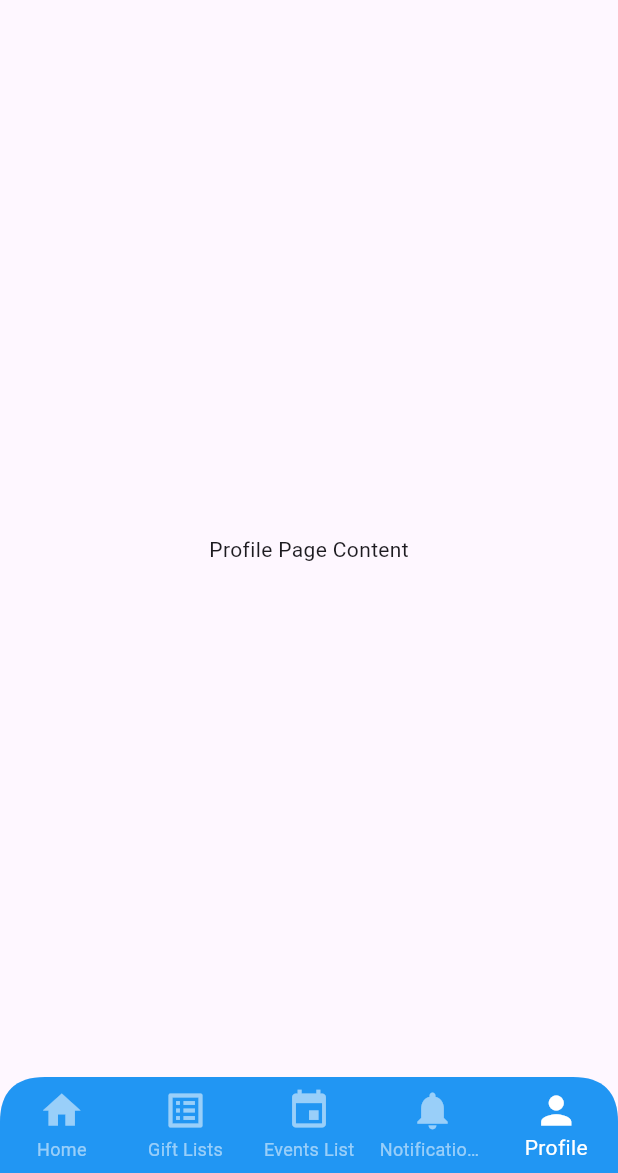
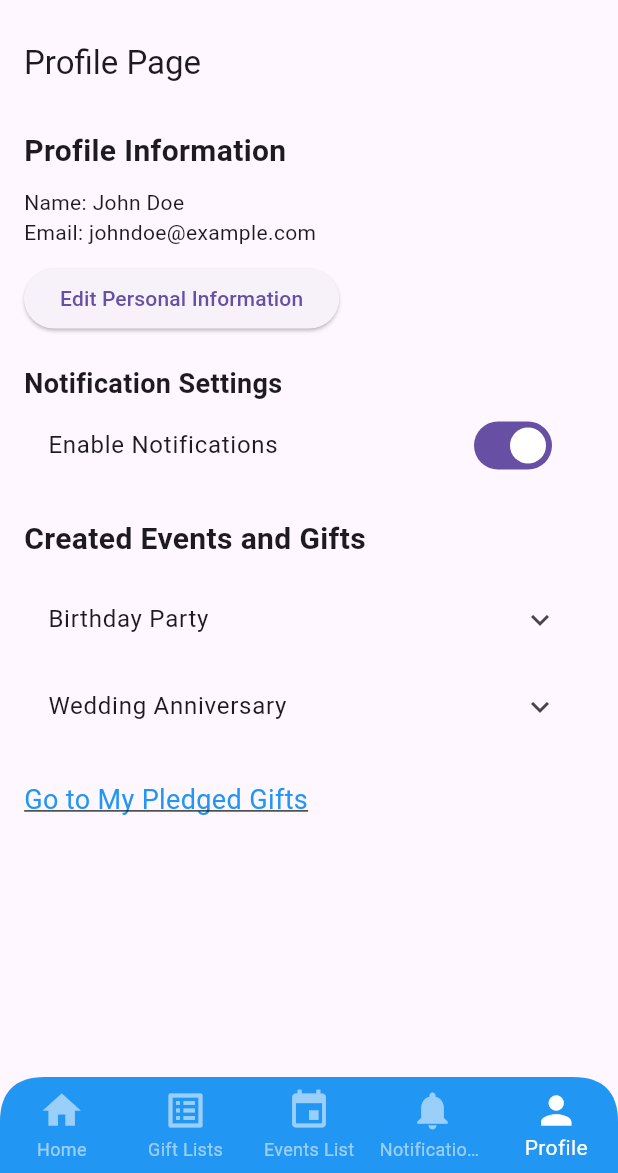
Before and after one commit to Mohamedamr3737/Hedieaty_app, a Flutter app: the screen it shows after launch, item 5 of the bottom bar chosen, on a phone screen of 412 x 824 dp, the part 63-1236 px from its top. Run offline on Flutter 3.47's test engine with Material 3 defaults, Android fonts, the light colour scheme and no system bars; our stand-ins replace image_picker; network calls fail.

Commit message:
gift model - form - list page updated. profile page added

```diff
--- a/lib/Gift_model.dart
+++ b/lib/Gift_model.dart
@@ -3,11 +3,15 @@ class Gift {
   String category;
   String status;  // "Available", "Pledged", or "Delivered"
   bool isPledged;
+  double price;
+  String? imagePath;  // Path to the image file
 
   Gift({
     required this.name,
     required this.category,
     required this.status,
+    required this.price,
     this.isPledged = false,
+    this.imagePath,
   });
 }
--- a/lib/Giftspage.dart
+++ b/lib/Giftspage.dart
@@ -1,6 +1,7 @@
 import 'package:flutter/material.dart';
 import 'GiftFormPage.dart';
 import 'gift_model.dart';  // Assuming gift model is defined in a separate file
+import 'dart:io';  // For handling image files
 
 class GiftListPage extends StatefulWidget {
   @override
@@ -8,10 +9,11 @@ class GiftListPage extends StatefulWidget {
 }
 
 class _GiftListPageState extends State<GiftListPage> {
+  // Sample list of gifts, with price and imagePath fields
   List<Gift> gifts = [
-    Gift(name: 'Watch', category: 'Accessories', status: 'Available'),
-    Gift(name: 'Smartphone', category: 'Electronics', status: 'Pledged', isPledged: true),
-    Gift(name: 'Shoes', category: 'Footwear', status: 'Available'),
+    Gift(name: 'Watch', category: 'Accessories', status: 'Available', price: 199.99),
+    Gift(name: 'Smartphone', category: 'Electronics', status: 'Pledged', isPledged: true, price: 799.99, imagePath: 'path_to_smartphone_image.jpg'),
+    Gift(name: 'Shoes', category: 'Footwear', status: 'Available', price: 59.99),
   ];
 
   String _sortBy = 'Name'; // Default sorting criteria
@@ -46,8 +48,29 @@ class _GiftListPageState extends State<GiftListPage> {
         itemCount: gifts.length,
         itemBuilder: (context, index) {
           return ListTile(
+            leading: gifts[index].imagePath != null && gifts[index].imagePath!.isNotEmpty
+                ? Container(
+              width: 50,  // Set a fixed width
+              height: 50,  // Set a fixed height
+              child: ClipRRect(
+                borderRadius: BorderRadius.circular(8.0),  // Optionally, add rounded corners
+                child: Image.file(
+                  File(gifts[index].imagePath!),  // Load the image
+                  fit: BoxFit.cover,  // Ensure the image fits within the box
+                ),
+              ),
+            )
+                : Icon(Icons.card_giftcard, size: 50),  // Default icon if no image
+
             title: Text(gifts[index].name),
-            subtitle: Text('Category: ${gifts[index].category}, Status: ${gifts[index].status}'),
+            subtitle: Column(
+              crossAxisAlignment: CrossAxisAlignment.start,
+              children: [
+                Text('Category: ${gifts[index].category}'),
+                Text('Status: ${gifts[index].status}'),
+                Text('Price: \$${gifts[index].price.toStringAsFixed(2)}'),  // Display price with 2 decimal places
+              ],
+            ),
             trailing: Row(
               mainAxisSize: MainAxisSize.min,
               children: [
--- /dev/null
+++ b/lib/ProfilePage.dart
@@ -0,0 +1,215 @@
+import 'package:flutter/material.dart';
+
+class ProfilePage extends StatefulWidget {
+  @override
+  _ProfilePageState createState() => _ProfilePageState();
+}
+
+class _ProfilePageState extends State<ProfilePage> {
+  // Dummy user information
+  String _name = "John Doe";
+  String _email = "johndoe@example.com";
+  bool _notificationsEnabled = true;
+
+  // Dummy data for created events and gifts
+  final List<Map<String, dynamic>> _createdEvents = [
+    {
+      "event": "Birthday Party",
+      "gifts": [
+        {"name": "Watch", "status": "Available"},
+        {"name": "Shoes", "status": "Pledged"}
+      ]
+    },
+    {
+      "event": "Wedding Anniversary",
+      "gifts": [
+        {"name": "Necklace", "status": "Available"},
+        {"name": "Smartphone", "status": "Delivered"}
+      ]
+    }
+  ];
+
+  @override
+  Widget build(BuildContext context) {
+    return Scaffold(
+      appBar: AppBar(
+        title: Text('Profile Page'),
+      ),
+      body: SingleChildScrollView(
+        padding: EdgeInsets.all(16.0),
+        child: Column(
+          crossAxisAlignment: CrossAxisAlignment.start,
+          children: [
+            // User Profile Section
+            Text(
+              "Profile Information",
+              style: TextStyle(fontSize: 20, fontWeight: FontWeight.bold),
+            ),
+            SizedBox(height: 10),
+            _buildUserInfoSection(),
+
+            // Notification Settings
+            SizedBox(height: 20),
+            _buildNotificationSettings(),
+
+            // User's Created Events and Gifts
+            SizedBox(height: 20),
+            Text(
+              "Created Events and Gifts",
+              style: TextStyle(fontSize: 20, fontWeight: FontWeight.bold),
+            ),
+            SizedBox(height: 10),
+            _buildCreatedEvents(),
+
+            // Link to My Pledged Gifts Page
+            SizedBox(height: 20),
+            _buildPledgedGiftsLink(),
+          ],
+        ),
+      ),
+    );
+  }
+
+  // Build the user info section
+  Widget _buildUserInfoSection() {
+    return Column(
+      crossAxisAlignment: CrossAxisAlignment.start,
+      children: [
+        Text("Name: $_name"),
+        Text("Email: $_email"),
+        SizedBox(height: 10),
+        ElevatedButton(
+          onPressed: () {
+            _updatePersonalInfo();
+          },
+          child: Text('Edit Personal Information'),
+        ),
+      ],
+    );
+  }
+
+  // Build the notification settings section
+  Widget _buildNotificationSettings() {
+    return Column(
+      crossAxisAlignment: CrossAxisAlignment.start,
+      children: [
+        Text(
+          "Notification Settings",
+          style: TextStyle(fontSize: 18, fontWeight: FontWeight.bold),
+        ),
+        SwitchListTile(
+          title: Text("Enable Notifications"),
+          value: _notificationsEnabled,
+          onChanged: (bool value) {
+            setState(() {
+              _notificationsEnabled = value;
+            });
+          },
+        ),
+      ],
+    );
+  }
+
+  // Build the list of created events and associated gifts
+  Widget _buildCreatedEvents() {
+    return Column(
+      crossAxisAlignment: CrossAxisAlignment.start,
+      children: _createdEvents.map((eventData) {
+        return ExpansionTile(
+          title: Text(eventData["event"]),
+          children: (eventData["gifts"] as List<Map<String, dynamic>>)
+              .map((gift) {
+            return ListTile(
+              title: Text(gift["name"]),
+              subtitle: Text("Status: ${gift["status"]}"),
+            );
+          }).toList(),
+        );
+      }).toList(),
+    );
+  }
+
+  // Link to the "My Pledged Gifts" page
+  Widget _buildPledgedGiftsLink() {
+    return GestureDetector(
+      onTap: () {
+        Navigator.push(
+          context,
+          MaterialPageRoute(builder: (context) => MyPledgedGiftsPage()),
+        );
+      },
+      child: Text(
+        "Go to My Pledged Gifts",
+        style: TextStyle(fontSize: 18, color: Colors.blue, decoration: TextDecoration.underline),
+      ),
+    );
+  }
+
+  // Dummy method to update personal info
+  void _updatePersonalInfo() {
+    // This could navigate to another page or show a dialog to edit user info
+    showDialog(
+      context: context,
+      builder: (BuildContext context) {
+        return AlertDialog(
+          title: Text("Edit Information"),
+          content: Column(
+            mainAxisSize: MainAxisSize.min,
+            children: [
+              TextField(
+                decoration: InputDecoration(labelText: "Name"),
+                onChanged: (value) {
+                  setState(() {
+                    _name = value;
+                  });
+                },
+              ),
+              TextField(
+                decoration: InputDecoration(labelText: "Email"),
+                onChanged: (value) {
+                  setState(() {
+                    _email = value;
+                  });
+                },
+              ),
+            ],
+          ),
+          actions: [
+            ElevatedButton(
+              onPressed: () {
+                Navigator.of(context).pop();
+              },
+              child: Text("Save"),
+            ),
+          ],
+        );
+      },
+    );
+  }
+}
+
+// Dummy "My Pledged Gifts" Page
+class MyPledgedGiftsPage extends StatelessWidget {
+  final List<Map<String, dynamic>> _pledgedGifts = [
+    {"name": "Shoes", "event": "Birthday Party"},
+    {"name": "Smartphone", "event": "Wedding Anniversary"}
+  ];
+
+  @override
+  Widget build(BuildContext context) {
+    return Scaffold(
+      appBar: AppBar(
+        title: Text('My Pledged Gifts'),
+      ),
+      body: ListView.builder(
+        itemCount: _pledgedGifts.length,
+        itemBuilder: (context, index) {
+          return ListTile(
+            title: Text(_pledgedGifts[index]['name']),
+            subtitle: Text("Event: ${_pledgedGifts[index]['event']}"),
+          );
+        },
+      ),
+    );
+  }
+}
--- a/lib/main.dart
+++ b/lib/main.dart
@@ -2,6 +2,7 @@ import 'package:flutter/material.dart';
 import './HomePage.dart';
 import './EventsPage.dart';
 import 'package:hedieaty_app/Giftspage.dart';
+import 'package:hedieaty_app/ProfilePage.dart';
 
 void main() {
   runApp(MyApp());
@@ -127,13 +128,3 @@ class NotificationsPage extends StatelessWidget {
     );
   }
 }
-
-// Dummy Profile Page
-class ProfilePage extends StatelessWidget {
-  @override
-  Widget build(BuildContext context) {
-    return Center(
-      child: Text('Profile Page Content'),
-    );
-  }
-}
--- a/pubspec.yaml
+++ b/pubspec.yaml
@@ -30,6 +30,9 @@ environment:
 dependencies:
   flutter:
     sdk: flutter
+
+  image_picker: ^0.8.5+3
+
 
 
   # The following adds the Cupertino Icons font to your application.
```
Also changed, not shown: lib/GiftFormPage.dart (+51 -1 lines), pubspec.lock, 5 other files.
